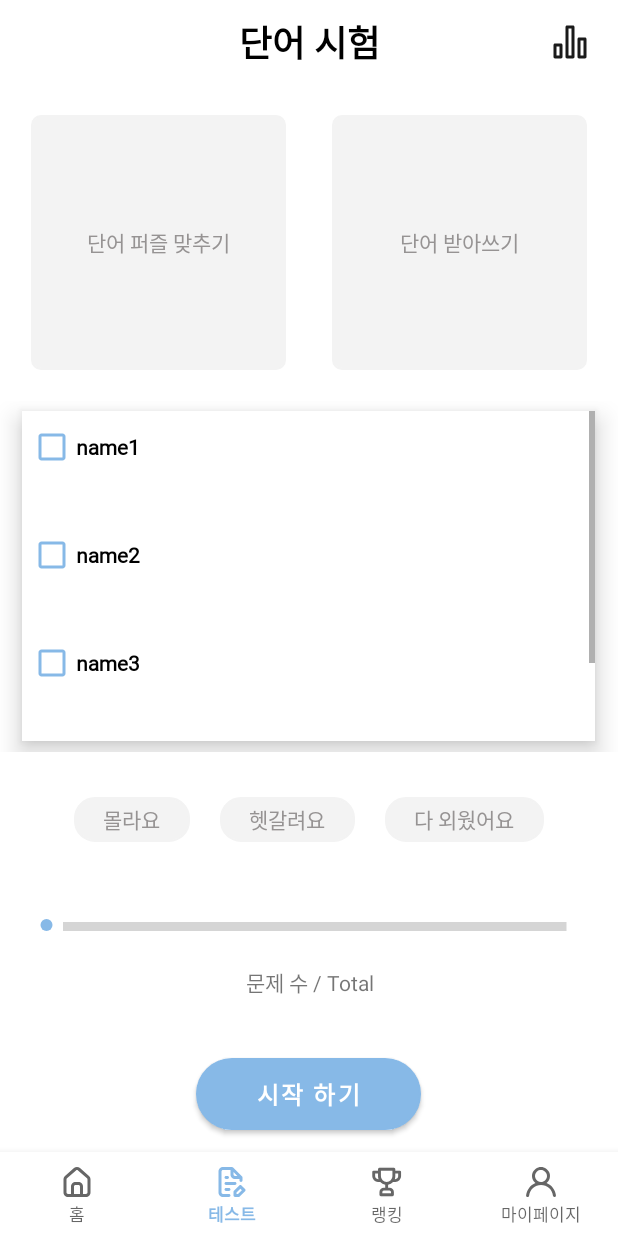
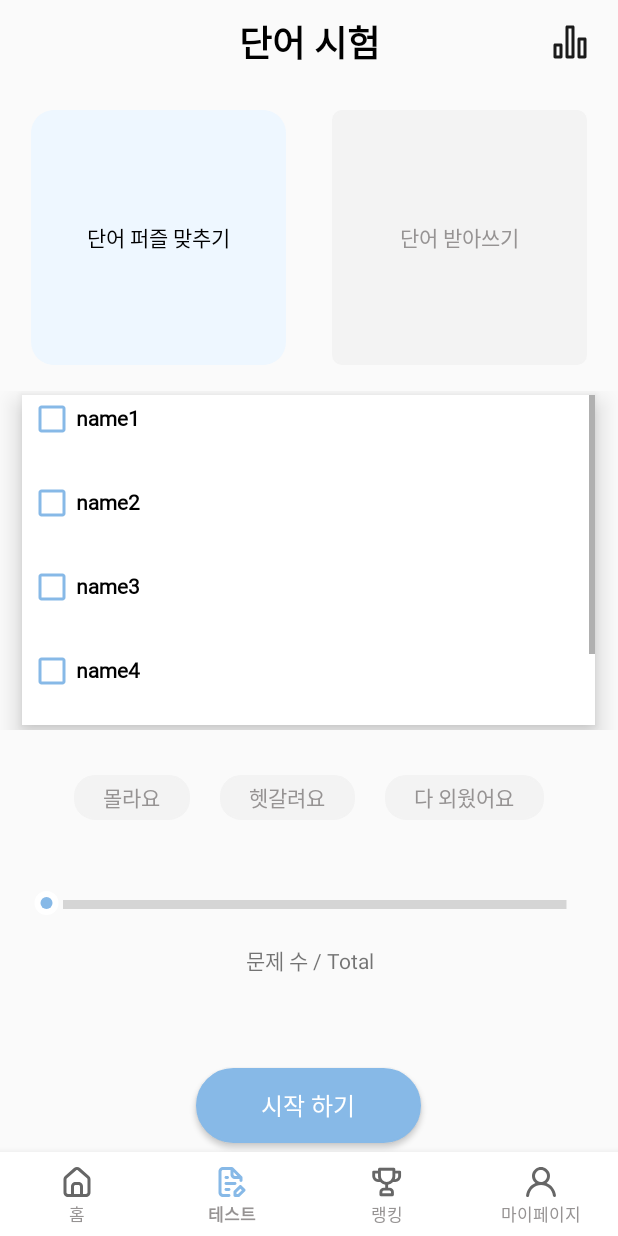
Before and after one commit to knowNow-Team/client, an Android app: the screen it shows after launch (MainActivity), item 2 of the bottom bar chosen, on a phone screen of 412 x 824 dp. Run offline under Robolectric (Android 15) with nearby library versions, the phone set to English and light mode, and no system bars.

Commit message:
[Update] test log listener

```diff
--- a/app/src/main/AndroidManifest.xml
+++ b/app/src/main/AndroidManifest.xml
@@ -10,6 +10,7 @@
         android:supportsRtl="true"
         android:theme="@style/Theme.KonwNow">
         <activity android:name=".ui.view.group.GroupActivity"></activity>
+        <activity android:name=".ui.view.test.TestLogActivity"></activity>
         <activity android:name=".ui.view.MainActivity">
             <intent-filter>
                 <action android:name="android.intent.action.MAIN" />
--- a/app/src/main/java/com/example/konwnow/ui/adapter/FolderAdapter.kt
+++ b/app/src/main/java/com/example/konwnow/ui/adapter/FolderAdapter.kt
@@ -17,7 +17,6 @@ class FolderAdapter(private val folderList: ArrayList<FolderDTO>) :
     }
 
     override fun onCreateViewHolder(parent: ViewGroup, viewType: Int): Holder {
-        Log.d("폴더 수 ",folderList.toString())
         val view = LayoutInflater.from(parent.context).inflate(R.layout.item_folder, parent, false)
         return Holder(view)
     }
--- a/app/src/main/java/com/example/konwnow/ui/view/test/TestFragment.kt
+++ b/app/src/main/java/com/example/konwnow/ui/view/test/TestFragment.kt
@@ -1,9 +1,12 @@
 package com.example.konwnow.ui.view.test
 
+import android.content.Intent
 import android.os.Bundle
+import android.util.Log
 import android.view.LayoutInflater
 import android.view.View
 import android.view.ViewGroup
+import android.widget.*
 import androidx.fragment.app.Fragment
 import androidx.recyclerview.widget.LinearLayoutManager
 import androidx.recyclerview.widget.RecyclerView
@@ -11,24 +14,93 @@ import com.example.konwnow.R
 import com.example.konwnow.data.model.dto.FolderDTO
 import com.example.konwnow.ui.adapter.FolderAdapter
 
+
 class TestFragment: Fragment() {
     var folderList = arrayListOf<FolderDTO>()
-    private val folderRcv: RecyclerView by lazy {
-        view?.findViewById(R.id.rcv_word_folder) as RecyclerView
+    private lateinit var v: View
+    private lateinit var puzzleTestButton: RadioButton
+    private lateinit var dictationTestButton: RadioButton
+    private lateinit var folderListRv: RecyclerView
+    private lateinit var startButton: Button
+    private lateinit var testLogButton: ImageButton
+
+    private val testModeRg: RadioGroup by lazy {
+        view?.findViewById(R.id.rg_test_mode) as RadioGroup
     }
+
+
     override fun onCreateView(inflater: LayoutInflater, container: ViewGroup?, savedInstanceState: Bundle?): View? {
+        v = inflater.inflate(R.layout.fragment_test, container, false)
+        return v
+    }
+
+    override fun onActivityCreated(savedInstanceState: Bundle?) {
+        super.onActivityCreated(savedInstanceState)
+        setDefault()
+        setFolderList()
+        setStartButton()
+        setRadioGroup()
+        setTestLogButton()
+    }
+
+    private fun setFolderList() {
+        //폴더 리스트 데이터
         folderList.add(FolderDTO("name1"))
         folderList.add(FolderDTO("name2"))
         folderList.add(FolderDTO("name3"))
         folderList.add(FolderDTO("name4"))
-        return inflater.inflate(R.layout.fragment_test, container, false)
+        folderList.add(FolderDTO("name5"))
+
+        folderListRv = v.findViewById(R.id.rv_word_folder) as RecyclerView
+        folderListRv.setHasFixedSize(true)
+        folderListRv.layoutManager = LinearLayoutManager(context)
+        folderListRv.adapter = FolderAdapter(folderList)
     }
 
-    override fun onActivityCreated(savedInstanceState: Bundle?) {
-        super.onActivityCreated(savedInstanceState)
-        folderRcv.setHasFixedSize(true)
-        folderRcv.layoutManager = LinearLayoutManager(context)
-        folderRcv.adapter = FolderAdapter(folderList)
+    private fun setDefault() {
+        puzzleTestButton = v.findViewById(R.id.rb_word_puzzle)
+        puzzleTestButton.isChecked = true
+
+    }
+
+    private fun setStartButton() {
+        startButton = v.findViewById(R.id.btn_test_start)
+        startButton.setOnClickListener {
+            //테스트 모드 체크
+            getCheckedTestMode()
+            //폴더 리스트체크
+            //태그 체크
+            //문제수 체크
+            Log.d("버튼 ","온클릭")
+        }
+    }
+
+    private fun setTestLogButton() {
+        testLogButton = v.findViewById(R.id.btn_test_log)
+        testLogButton.setOnClickListener {
+            //activity 전환 to TestLog
+            val testLogIntent = Intent(activity, TestLogActivity::class.java)
+            startActivity(testLogIntent)
+        }
+    }
+
+    private fun setRadioGroup() {
+        testModeRg.setOnCheckedChangeListener(RadioGroup.OnCheckedChangeListener { group, checkedId ->
+            if(group.id == R.id.rg_test_mode){
+                when(checkedId){
+                    R.id.rb_word_puzzle -> Log.d("버튼", "퍼즐")
+                    R.id.rb_test_dictation -> Log.d("버튼", "받아쓰기")
+                }
+            }
+        })
+    }
+
+    private fun getCheckedTestMode(){
+        var testMode = testModeRg.checkedRadioButtonId
+        when(testMode){
+            R.id.rb_word_puzzle -> Log.d("버튼", "퍼즐")
+            R.id.rb_test_dictation -> Log.d("버튼", "받아쓰기")
+        }
     }
 
 
--- a/app/src/main/res/layout/fragment_test.xml
+++ b/app/src/main/res/layout/fragment_test.xml
@@ -19,6 +19,7 @@
         </TextView>
 
         <ImageButton
+            android:id="@+id/btn_test_log"
             android:layout_width="wrap_content"
             android:layout_height="wrap_content"
             android:background="@drawable/ic_test_log"
@@ -43,11 +44,13 @@
             android:gravity="center"
             >
             <RadioGroup
+                android:id="@+id/rg_test_mode"
                 android:layout_width="wrap_content"
                 android:layout_height="wrap_content"
                 android:orientation="horizontal"
                 >
                 <RadioButton
+                    android:id="@+id/rb_word_puzzle"
                     android:layout_width="170dp"
                     android:layout_height="170dp"
                     android:layout_margin="15dp"
@@ -60,6 +63,7 @@
                 </RadioButton>
 
                 <RadioButton
+                    android:id="@+id/rb_test_dictation"
                     android:layout_width="170dp"
                     android:layout_height="170dp"
                     android:layout_margin="15dp"
@@ -80,7 +84,7 @@
             android:gravity="center"
             >
             <androidx.recyclerview.widget.RecyclerView
-                android:id="@+id/rcv_word_folder"
+                android:id="@+id/rv_word_folder"
                 android:scrollbars="vertical"
                 android:layout_width="382dp"
                 android:layout_height="220dp"
@@ -93,80 +97,85 @@
             android:layout_width="match_parent"
             android:layout_height="wrap_content"
             android:layout_weight="0.4"
-            android:gravity="top"
-            >
+            android:gravity="top">
+
             <LinearLayout
                 android:id="@+id/ll_set_tag"
                 android:layout_width="match_parent"
                 android:layout_height="wrap_content"
-                android:orientation="horizontal"
+                android:layout_marginVertical="30dp"
                 android:gravity="center"
-                android:layout_marginVertical="30dp">
+                android:orientation="horizontal">
+
                 <CheckBox
                     android:id="@+id/not_know"
                     android:layout_width="wrap_content"
                     android:layout_height="30dp"
+                    android:layout_marginHorizontal="10dp"
+                    android:background="@drawable/cb_tag"
                     android:button="@android:color/transparent"
-                    android:background="@drawable/cb_tag"
+                    android:paddingHorizontal="20dp"
                     android:text="@string/not_know"
-                    android:layout_marginHorizontal="10dp"
-                    android:paddingHorizontal="20dp"
-                    android:textColor="@color/text_selector"
-                    />
+                    android:textColor="@color/text_selector" />
+
                 <CheckBox
                     android:id="@+id/confuse"
                     android:layout_width="wrap_content"
                     android:layout_height="30dp"
+                    android:layout_marginHorizontal="10dp"
+                    android:background="@drawable/cb_tag"
                     android:button="@android:color/transparent"
-                    android:background="@drawable/cb_tag"
+                    android:paddingHorizontal="20dp"
                     android:text="@string/confuse"
-                    android:layout_marginHorizontal="10dp"
-                    android:paddingHorizontal="20dp"
-                    android:textColor="@color/text_selector"/>
+                    android:textColor="@color/text_selector" />
+
                 <CheckBox
                     android:id="@+id/know"
                     android:layout_width="wrap_content"
                     android:layout_height="30dp"
+                    android:layout_marginHorizontal="10dp"
+                    android:background="@drawable/cb_tag"
                     android:button="@android:color/transparent"
-                    android:background="@drawable/cb_tag"
+                    android:paddingHorizontal="20dp"
                     android:text="@string/know"
-                    android:layout_marginHorizontal="10dp"
-                    android:paddingHorizontal="20dp"
-                    android:textColor="@color/text_selector"/>
+                    android:textColor="@color/text_selector" />
             </LinearLayout>
+
             <LinearLayout
                 android:id="@+id/ll_set_quiz_num"
                 android:layout_width="match_parent"
                 android:layout_height="wrap_content"
-                android:orientation="vertical"
                 android:layout_below="@+id/ll_set_tag"
-                android:gravity="center">
+                android:gravity="center"
+                android:orientation="vertical">
+
                 <SeekBar
                     android:id="@+id/skb_quiz_num"
                     android:layout_width="382dp"
                     android:layout_height="wrap_content"
-                    android:thumb="@drawable/ic_seekbar_thumb"
+                    android:layout_marginVertical="15dp"
                     android:progressDrawable="@drawable/skb_progress"
-                    android:layout_marginVertical="15dp"
-                    />
+                    android:thumb="@drawable/ic_seekbar_thumb" />
+
                 <TextView
                     android:layout_width="match_parent"
                     android:layout_height="wrap_content"
                     android:gravity="center"
-                    android:text="문제 수 / Total"/>
+                    android:text="문제 수 / Total" />
             </LinearLayout>
 
             <Button
                 android:id="@+id/btn_test_start"
-                style="@style/FontBold3"
+                style="@style/Font3"
                 android:layout_width="150dp"
-                android:layout_height="wrap_content"
+                android:layout_height="50dp"
                 android:layout_below="@+id/ll_set_quiz_num"
                 android:layout_centerInParent="true"
-                android:layout_marginTop="40dp"
+                android:layout_marginTop="61dp"
                 android:background="@drawable/btn_test_start"
+                android:text="@string/start"
                 android:textColor="@color/white"
-                android:text="@string/start"/>
+                android:includeFontPadding="false"/>
 
         </RelativeLayout>
 
--- a/app/src/main/res/values-night/themes.xml
+++ b/app/src/main/res/values-night/themes.xml
@@ -1,6 +1,6 @@
 <resources xmlns:tools="http://schemas.android.com/tools">
     <!-- Base application theme. -->
-    <style name="Theme.KonwNow" parent="Theme.MaterialComponents.DayNight.NoActionBar">
+    <style name="Theme.KonwNow" parent="Theme.AppCompat.Light.NoActionBar">
         <!-- Primary brand color. -->
         <item name="colorPrimary">@color/colorMain</item>
         <item name="colorPrimaryVariant">@color/colorAccent</item>
--- a/app/src/main/res/values/strings.xml
+++ b/app/src/main/res/values/strings.xml
@@ -29,6 +29,7 @@
     <string name="test_title">단어 시험</string>
     <string name="word_puzzle">단어 퍼즐 맞추기</string>
     <string name="word_dictation">단어 받아쓰기</string>
+    <string name="test_log_title">테스트 기록</string>
 
     <!-- Word -->
     <string name="not_know">몰라요</string>
--- a/app/src/main/res/values/styles.xml
+++ b/app/src/main/res/values/styles.xml
@@ -13,6 +13,7 @@
         <item name="android:textColor">@color/black</item>
         <item name="fontFamily">@font/notosanskr_regular</item>
         <item name="android:textStyle">bold</item>
+        <item name="android:includeFontPadding">false</item>
     </style>
 
     <!-- Font1 - 제목-->
@@ -21,12 +22,14 @@
         <item name="android:textStyle">bold</item>
         <item name="fontFamily">@font/notosanskr_regular</item>
         <item name="android:textColor">@color/black</item>
+        <item name="android:includeFontPadding">false</item>
     </style>
 
     <style name="Font1">
         <item name="android:textSize">20sp</item>
         <item name="android:textColor">@color/black</item>
         <item name="fontFamily">@font/notosanskr_regular</item>
+        <item name="android:includeFontPadding">false</item>
     </style>
 
     <!-- Font2 - 부제목 -->
@@ -35,12 +38,14 @@
         <item name="android:textSize">18sp</item>
         <item name="android:textColor">@color/black</item>
         <item name="fontFamily">@font/notosanskr_regular</item>
+        <item name="android:includeFontPadding">false</item>
     </style>
 
     <style name="Font2">
         <item name="android:textSize">18sp</item>
         <item name="android:textColor">@color/black</item>
         <item name="fontFamily">@font/notosanskr_regular</item>
+        <item name="android:includeFontPadding">false</item>
     </style>
 
 
@@ -50,12 +55,21 @@
         <item name="android:textStyle">bold</item>
         <item name="android:textColor">@color/bw_g6</item>
         <item name="fontFamily">@font/notosanskr_regular</item>
+        <item name="android:includeFontPadding">false</item>
     </style>
 
     <style name="Font3">
         <item name="android:textSize">16sp</item>
         <item name="android:textColor">@color/bw_g6</item>
         <item name="fontFamily">@font/notosanskr_regular</item>
+        <item name="android:includeFontPadding">false</item>
+    </style>
+
+    <style name="Font4">
+        <item name="android:textSize">12sp</item>
+        <item name="android:textColor">@color/bw_g6</item>
+        <item name="fontFamily">@font/notosanskr_regular</item>
+        <item name="android:includeFontPadding">false</item>
     </style>
 
 
@@ -65,12 +79,14 @@
         <item name="android:textStyle">bold</item>
         <item name="android:textColor">@color/black</item>
         <item name="fontFamily">@font/notosanskr_regular</item>
+        <item name="android:includeFontPadding">false</item>
     </style>
 
     <style name="FontBody2">
         <item name="android:textSize">14sp</item>
         <item name="android:textColor">@color/black</item>
         <item name="fontFamily">@font/notosanskr_regular</item>
+        <item name="android:includeFontPadding">false</item>
     </style>
 
     <!-- 젤 작음-->
@@ -79,6 +95,7 @@
         <item name="android:textColor">@color/bw_g6</item>
         <item name="fontFamily">@font/notosanskr_regular</item>
         <item name="android:fontWeight" tools:targetApi="o">500</item>
+        <item name="android:includeFontPadding">false</item>
     </style>
 
 </resources>
--- a/app/src/main/res/values/themes.xml
+++ b/app/src/main/res/values/themes.xml
@@ -1,6 +1,6 @@
 <resources xmlns:tools="http://schemas.android.com/tools">
     <!-- Base application theme. -->
-    <style name="Theme.KonwNow" parent="Theme.MaterialComponents.DayNight.NoActionBar">
+    <style name="Theme.KonwNow" parent="Theme.AppCompat.Light.NoActionBar">
         <!-- Primary brand color. -->
         <item name="colorPrimary">@color/colorMain</item>
         <item name="colorPrimaryVariant">@color/colorAccent</item>
```
Also changed, not shown: app/src/main/java/com/example/konwnow/ui/view/test/TestLogActivity.kt (added, +37 -0 lines), app/src/main/res/layout/activity_test_log.xml (added, +28 -0 lines).
